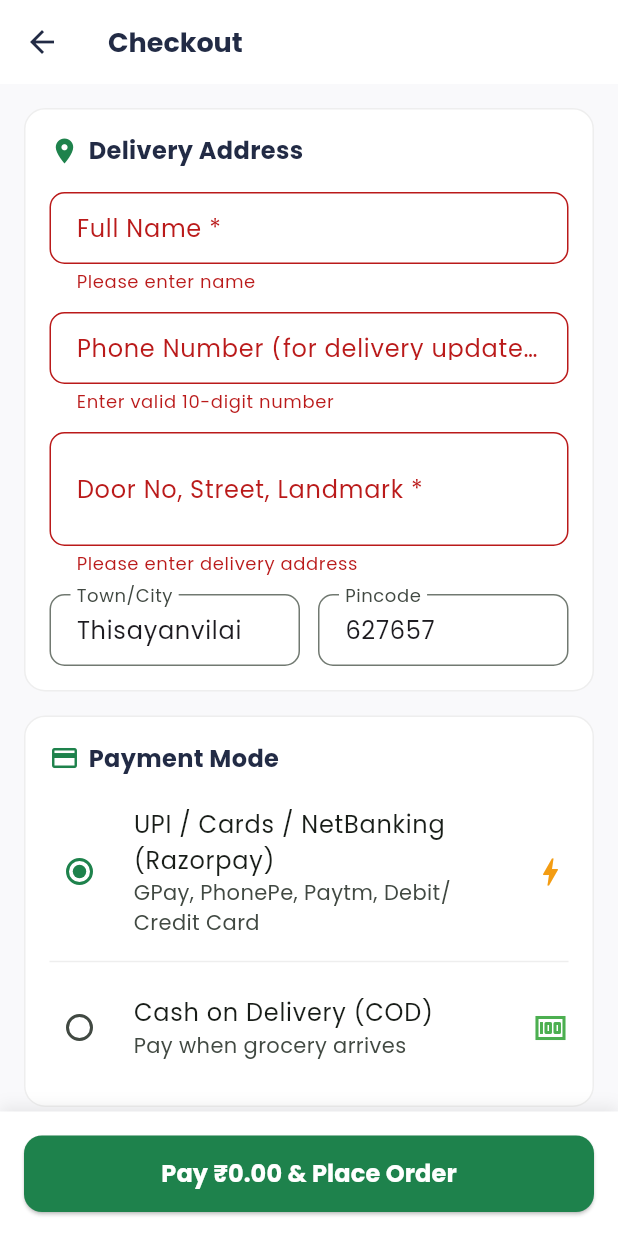
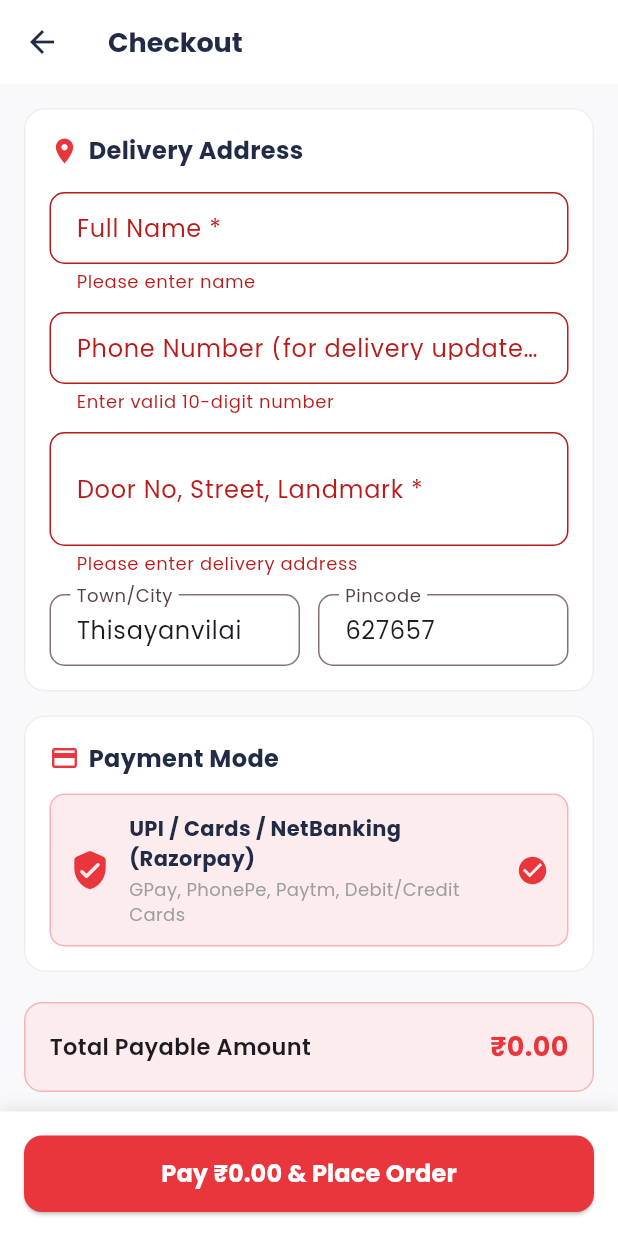
Before and after one commit to Novin25/Thisayanvilai-App, a Flutter app: the CheckoutScreen screen opened directly, after a tap on an icon or button, on a phone screen of 412 x 824 dp. Run offline on Flutter 3.47's test engine with Material 3 defaults, Android fonts, the phone set to English and light mode, and no system bars; our stand-ins replace cached_network_image, google_fonts; missing offline and left inert: razorpay_flutter; network calls fail.

Commit message:
Update theme to #E8363C, set new app icon, and remove COD

```diff
--- a/lib/config/constants.dart
+++ b/lib/config/constants.dart
@@ -12,11 +12,12 @@ class AppConfig {
   // Razorpay Key
   static const String razorpayKeyId = "rzp_live_TobGrjJ7E0qVBJ";
 
-  // App Theme Colors (Quick Commerce Grocery Theme)
-  static const Color primaryGreen = Color(0xFF1E824C);
-  static const Color darkGreen = Color(0xFF145A32);
-  static const Color lightGreen = Color(0xFFE8F8F0);
-  static const Color accentOrange = Color(0xFFF39C12);
+  // App Theme Colors (#E8363C Red Theme)
+  static const Color primaryColor = Color(0xFFE8363C);
+  static const Color primaryGreen = Color(0xFFE8363C); // Main theme color (#E8363C)
+  static const Color darkGreen = Color(0xFFC0282E);
+  static const Color lightGreen = Color(0xFFFDECEE);   // Soft pastel red background
+  static const Color accentOrange = Color(0xFFFF6B4A);
   static const Color backgroundLight = Color(0xFFF9F9FB);
   static const Color textDark = Color(0xFF222B45);
   static const Color textMuted = Color(0xFF8F9BB3);
--- a/lib/screens/checkout_screen.dart
+++ b/lib/screens/checkout_screen.dart
@@ -77,17 +77,6 @@ class _CheckoutScreenState extends State<CheckoutScreen> {
 
     setState(() => _isProcessing = true);
 
-    if (_selectedPaymentMethod == 'cod') {
-      _placeOrderInWooCommerce(
-        paymentMethod: 'cod',
-        paymentTitle: 'Cash on Delivery',
-      );
-      return;
-    }
-
-    // Amount in paise for Razorpay
-    int amountInPaise = (cart.totalAmount * 100).toInt();
-
     var options = {
       'key': AppConfig.razorpayKeyId,
       'amount': amountInPaise,
@@ -98,7 +87,7 @@ class _CheckoutScreenState extends State<CheckoutScreen> {
         'name': _nameController.text.trim(),
       },
       'theme': {
-        'color': '#1E824C',
+        'color': '#E8363C',
       },
       'external': {
         'wallets': ['paytm']
@@ -318,26 +307,40 @@ class _CheckoutScreenState extends State<CheckoutScreen> {
                           ],
                         ),
                         const SizedBox(height: 12),
-                        RadioListTile<String>(
-                          value: 'razorpay',
-                          groupValue: _selectedPaymentMethod,
-                          activeColor: AppConfig.primaryGreen,
-                          contentPadding: EdgeInsets.zero,
-                          title: const Text('UPI / Cards / NetBanking (Razorpay)'),
-                          subtitle: const Text('GPay, PhonePe, Paytm, Debit/Credit Card'),
-                          secondary: const Icon(Icons.bolt, color: AppConfig.accentOrange),
-                          onChanged: (val) => setState(() => _selectedPaymentMethod = val!),
-                        ),
-                        Divider(color: Colors.grey.shade200),
-                        RadioListTile<String>(
-                          value: 'cod',
-                          groupValue: _selectedPaymentMethod,
-                          activeColor: AppConfig.primaryGreen,
-                          contentPadding: EdgeInsets.zero,
-                          title: const Text('Cash on Delivery (COD)'),
-                          subtitle: const Text('Pay when grocery arrives'),
-                          secondary: const Icon(Icons.money, color: Colors.green),
-                          onChanged: (val) => setState(() => _selectedPaymentMethod = val!),
+                        Container(
+                          padding: const EdgeInsets.all(12),
+                          decoration: BoxDecoration(
+                            color: AppConfig.lightGreen,
+                            borderRadius: BorderRadius.circular(10),
+                            border: Border.all(color: AppConfig.primaryGreen.withOpacity(0.3)),
+                          ),
+                          child: Row(
+                            children: const [
+                              Icon(Icons.verified_user_rounded, color: AppConfig.primaryGreen, size: 28),
+                              SizedBox(width: 12),
+                              Expanded(
+                                child: Column(
+                                  crossAxisAlignment: CrossAxisAlignment.start,
+                                  children: [
+                                    Text(
+                                      'UPI / Cards / NetBanking (Razorpay)',
+                                      style: TextStyle(
+                                        fontWeight: FontWeight.bold,
+                                        fontSize: 14,
+                                        color: AppConfig.textDark,
+                                      ),
+                                    ),
+                                    SizedBox(height: 2),
+                                    Text(
+                                      'GPay, PhonePe, Paytm, Debit/Credit Cards',
+                                      style: TextStyle(fontSize: 12, color: Colors.grey),
+                                    ),
+                                  ],
+                                ),
+                              ),
+                              Icon(Icons.check_circle, color: AppConfig.primaryGreen, size: 22),
+                            ],
+                          ),
                         ),
                       ],
                     ),
@@ -422,9 +425,7 @@ class _CheckoutScreenState extends State<CheckoutScreen> {
               shape: RoundedRectangleBorder(borderRadius: BorderRadius.circular(12)),
             ),
             child: Text(
-              _selectedPaymentMethod == 'razorpay'
-                  ? 'Pay ₹${cart.totalAmount.toStringAsFixed(2)} & Place Order'
-                  : 'Confirm Order (Cash on Delivery)',
+              'Pay ₹${cart.totalAmount.toStringAsFixed(2)} & Place Order',
               style: const TextStyle(
                 fontSize: 16,
                 fontWeight: FontWeight.bold,
--- a/lib/screens/splash_screen.dart
+++ b/lib/screens/splash_screen.dart
@@ -25,28 +25,30 @@ class _SplashScreenState extends State<SplashScreen> {
   @override
   Widget build(BuildContext context) {
     return Scaffold(
-      backgroundColor: AppConfig.primaryGreen,
+      backgroundColor: AppConfig.primaryColor,
       body: Center(
         child: Column(
           mainAxisAlignment: MainAxisAlignment.center,
           children: [
             Container(
-              padding: const EdgeInsets.all(20),
+              width: 110,
+              height: 110,
               decoration: BoxDecoration(
-                color: Colors.white,
-                shape: BoxShape.circle,
+                borderRadius: BorderRadius.circular(22),
                 boxShadow: [
                   BoxShadow(
-                    color: Colors.black.withOpacity(0.15),
+                    color: Colors.black.withOpacity(0.18),
                     blurRadius: 15,
-                    offset: const Offset(0, 5),
+                    offset: const Offset(0, 6),
                   ),
                 ],
               ),
-              child: const Icon(
-                Icons.shopping_basket_rounded,
-                size: 70,
-                color: AppConfig.primaryGreen,
+              child: ClipRRect(
+                borderRadius: BorderRadius.circular(22),
+                child: Image.asset(
+                  'assets/images/app_logo.png',
+                  fit: BoxFit.cover,
+                ),
               ),
             ),
             const SizedBox(height: 24),
--- a/pubspec.yaml
+++ b/pubspec.yaml
@@ -25,3 +25,5 @@ dev_dependencies:
 
 flutter:
   uses-material-design: true
+  assets:
+    - assets/images/
```
Also changed, not shown: assets/images/app_logo.png (added), 6 other files.
